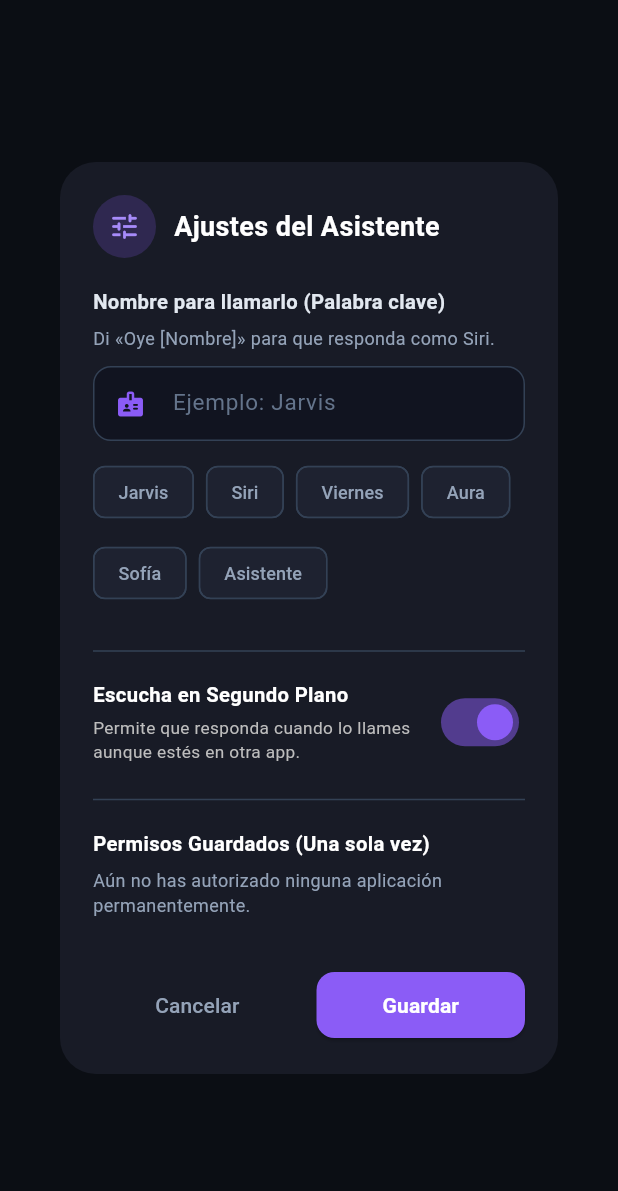
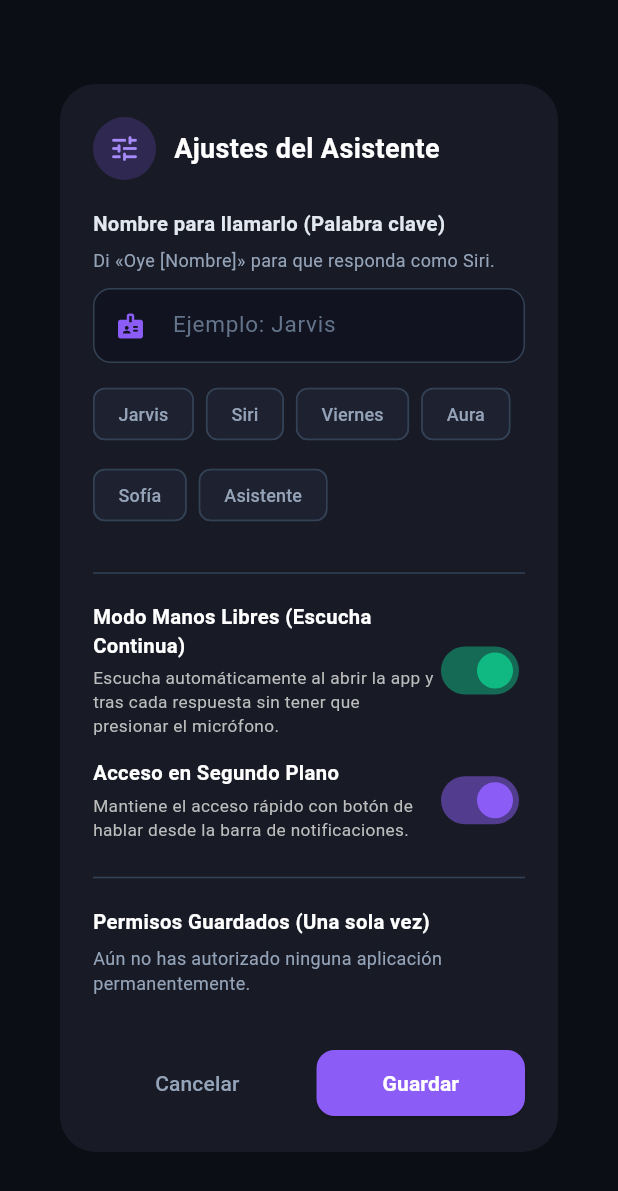
Before and after one commit to ctrujillollanos668-svg/asistente-, a Flutter app: the SettingsDialog widget shown alone on an empty page, opened directly with empty values, on a phone screen of 412 x 824 dp. Shown: the top 1191 px of the screen. Run offline on Flutter 3.47's test engine with Material 3 defaults, Android fonts, the phone set to English and light mode, and no system bars; our stand-ins replace flutter_tts, package_info_plus, permission_handler, shared_preferences, speech_to_text; missing offline and left inert: external_app_launcher, flutter_foreground_task, ota_update; accounts and stored records are empty; network calls fail.

Commit message:
Solucionar permisos persistentes WhatsApp y modo Manos Libres continuo

```diff
--- a/lib/services/background_voice_service.dart
+++ b/lib/services/background_voice_service.dart
@@ -34,8 +34,8 @@ class BackgroundVoiceService {
         channelId: 'asistente_voice_channel',
         channelName: 'Servicio de Asistente de Voz',
         channelDescription: 'Mantiene al asistente activo para responder cuando lo llames por su nombre.',
-        channelImportance: NotificationChannelImportance.LOW,
-        priority: NotificationPriority.LOW,
+        channelImportance: NotificationChannelImportance.DEFAULT,
+        priority: NotificationPriority.HIGH,
       ),
       iosNotificationOptions: const IOSNotificationOptions(
         showNotification: false,
@@ -64,8 +64,11 @@ class BackgroundVoiceService {
 
     await FlutterForegroundTask.startService(
       serviceId: 256,
-      notificationTitle: '$assistantName está escuchando',
-      notificationText: "Di «Oye $assistantName» para activar tu asistente.",
+      notificationTitle: '$assistantName está activo',
+      notificationText: "Toca para hablar o di «Oye $assistantName».",
+      notificationButtons: [
+        const NotificationButton(id: 'speak_btn', text: '🎤 Hablar ahora'),
+      ],
       callback: startCallback,
     );
   }
@@ -74,8 +77,11 @@ class BackgroundVoiceService {
   static Future<void> updateNotification(String assistantName) async {
     if (await FlutterForegroundTask.isRunningService) {
       await FlutterForegroundTask.updateService(
-        notificationTitle: '$assistantName está escuchando',
-        notificationText: "Di «Oye $assistantName» para activar tu asistente.",
+        notificationTitle: '$assistantName está activo',
+        notificationText: "Toca para hablar o di «Oye $assistantName».",
+        notificationButtons: [
+          const NotificationButton(id: 'speak_btn', text: '🎤 Hablar ahora'),
+        ],
       );
     }
   }
--- a/lib/services/preferences_service.dart
+++ b/lib/services/preferences_service.dart
@@ -4,6 +4,7 @@ class PreferencesService {
   static const String _keyAssistantName = 'assistant_name';
   static const String _keyAuthorizedApps = 'authorized_apps';
   static const String _keyBackgroundListening = 'background_listening_enabled';
+  static const String _keyAutoListening = 'auto_listening_enabled';
   static const String _keyMicPermissionGranted = 'mic_permission_granted';
 
   static SharedPreferences? _prefs;
@@ -69,6 +70,18 @@ class PreferencesService {
     await prefs.setBool(_keyBackgroundListening, enabled);
   }
 
+  /// Verifica si el modo manos libres (escucha automática) está activo
+  static Future<bool> isAutoListeningEnabled() async {
+    final prefs = await _instance;
+    return prefs.getBool(_keyAutoListening) ?? true;
+  }
+
+  /// Activa o desactiva el modo manos libres
+  static Future<void> setAutoListeningEnabled(bool enabled) async {
+    final prefs = await _instance;
+    await prefs.setBool(_keyAutoListening, enabled);
+  }
+
   /// Verifica si el permiso de micrófono ya fue concedido una vez
   static Future<bool> wasMicPermissionGranted() async {
     final prefs = await _instance;
--- a/lib/widgets/settings_dialog.dart
+++ b/lib/widgets/settings_dialog.dart
@@ -33,6 +33,7 @@ class SettingsDialog extends StatefulWidget {
 class _SettingsDialogState extends State<SettingsDialog> {
   late TextEditingController _nameController;
   bool _backgroundListening = true;
+  bool _autoListening = true;
   List<String> _authorizedApps = [];
 
   final List<String> _popularNames = [
@@ -53,9 +54,11 @@ class _SettingsDialogState extends State<SettingsDialog> {
 
   Future<void> _loadSettings() async {
     final bg = await PreferencesService.isBackgroundListeningEnabled();
+    final auto = await PreferencesService.isAutoListeningEnabled();
     final apps = await PreferencesService.getAuthorizedApps();
     setState(() {
       _backgroundListening = bg;
+      _autoListening = auto;
       _authorizedApps = apps;
     });
   }
@@ -71,6 +74,7 @@ class _SettingsDialogState extends State<SettingsDialog> {
     if (newName.isNotEmpty) {
       await PreferencesService.setAssistantName(newName);
       await PreferencesService.setBackgroundListeningEnabled(_backgroundListening);
+      await PreferencesService.setAutoListeningEnabled(_autoListening);
 
       if (_backgroundListening) {
         await BackgroundVoiceService.startService(newName);
@@ -198,12 +202,44 @@ class _SettingsDialogState extends State<SettingsDialog> {
                       crossAxisAlignment: CrossAxisAlignment.start,
                       children: [
                         const Text(
-                          "Escucha en Segundo Plano",
+                          "Modo Manos Libres (Escucha Continua)",
                           style: TextStyle(color: Colors.white, fontWeight: FontWeight.bold, fontSize: 13.5),
                         ),
                         const SizedBox(height: 4),
                         Text(
-                          "Permite que responda cuando lo llames aunque estés en otra app.",
+                          "Escucha automáticamente al abrir la app y tras cada respuesta sin tener que presionar el micrófono.",
+                          style: TextStyle(color: Colors.grey.shade400, fontSize: 11.5),
+                        ),
+                      ],
+                    ),
+                  ),
+                  Switch(
+                    value: _autoListening,
+                    activeColor: const Color(0xFF10B981),
+                    onChanged: (val) {
+                      setState(() {
+                        _autoListening = val;
+                      });
+                    },
+                  ),
+                ],
+              ),
+              const SizedBox(height: 14),
+
+              // Switch de Notificación y segundo plano
+              Row(
+                children: [
+                  Expanded(
+                    child: Column(
+                      crossAxisAlignment: CrossAxisAlignment.start,
+                      children: [
+                        const Text(
+                          "Acceso en Segundo Plano",
+                          style: TextStyle(color: Colors.white, fontWeight: FontWeight.bold, fontSize: 13.5),
+                        ),
+                        const SizedBox(height: 4),
+                        Text(
+                          "Mantiene el acceso rápido con botón de hablar desde la barra de notificaciones.",
                           style: TextStyle(color: Colors.grey.shade400, fontSize: 11.5),
                         ),
                       ],
--- a/pubspec.yaml
+++ b/pubspec.yaml
@@ -16,7 +16,7 @@ publish_to: 'none' # Remove this line if you wish to publish to pub.dev
 # https://developer.apple.com/library/archive/documentation/General/Reference/InfoPlistKeyReference/Articles/CoreFoundationKeys.html
 # In Windows, build-name is used as the major, minor, and patch parts
 # of the product and file versions while build-number is used as the build suffix.
-version: 1.0.0+1
+version: 1.0.1+2
 
 environment:
   sdk: ^3.14.0
```
Also changed, not shown: lib/screens/home_screen.dart (+26 -12 lines), lib/services/assistant_brain.dart (+47 -48 lines).
